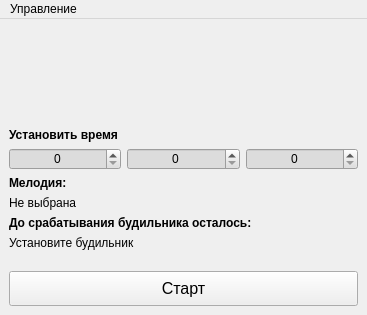
Old version of the form problems/sprint2/alarm/submission/mainwindow.ui in the repository Garegin866/cpp-qt-practicum.
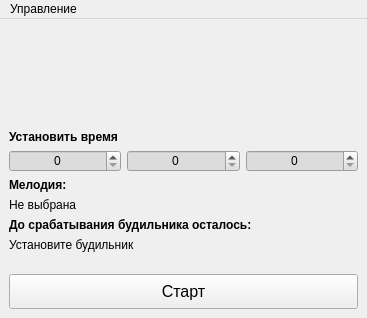
New version of the form. Icons and pictures are not drawn.

Commit message: Completed alarm project, where i used QTimer and QDateTime to make configurable timer.

```diff
--- a/problems/sprint2/alarm/submission/mainwindow.ui
+++ b/problems/sprint2/alarm/submission/mainwindow.ui
@@ -7,7 +7,7 @@
     <x>0</x>
     <y>0</y>
     <width>367</width>
-    <height>315</height>
+    <height>318</height>
    </rect>
   </property>
   <property name="contextMenuPolicy">
```
Left out of the diff: 36 changed lines with no effect on the pictures. The commit also changes 2 other files.
